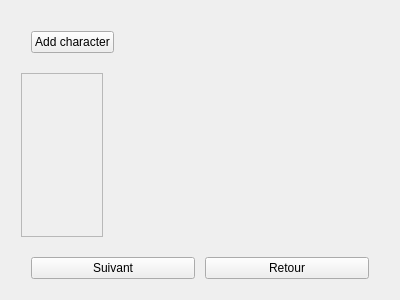
First picture: the form in app/view/forms/gamecharacters.ui, repository r0nd0ud0u/qt-rpg, before the edit.
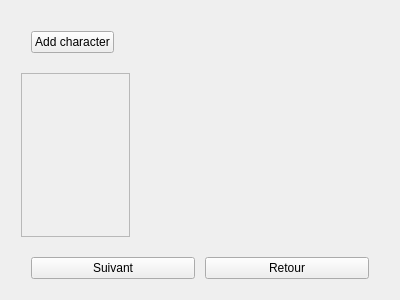
Second picture: the form after the edit. Custom widgets are drawn as their Qt base class.

Patch:
```diff
--- a/app/view/forms/gamecharacters.ui
+++ b/app/view/forms/gamecharacters.ui
@@ -79,7 +79,7 @@
            <rect>
             <x>0</x>
             <y>0</y>
-            <width>83</width>
+            <width>110</width>
             <height>145</height>
            </rect>
           </property>
@@ -90,7 +90,7 @@
        <item>
         <widget class="ImgCharacterView" name="img" native="true">
          <property name="sizePolicy">
-          <sizepolicy hsizetype="MinimumExpanding" vsizetype="MinimumExpanding">
+          <sizepolicy hsizetype="Preferred" vsizetype="Fixed">
            <horstretch>0</horstretch>
            <verstretch>0</verstretch>
           </sizepolicy>
```
